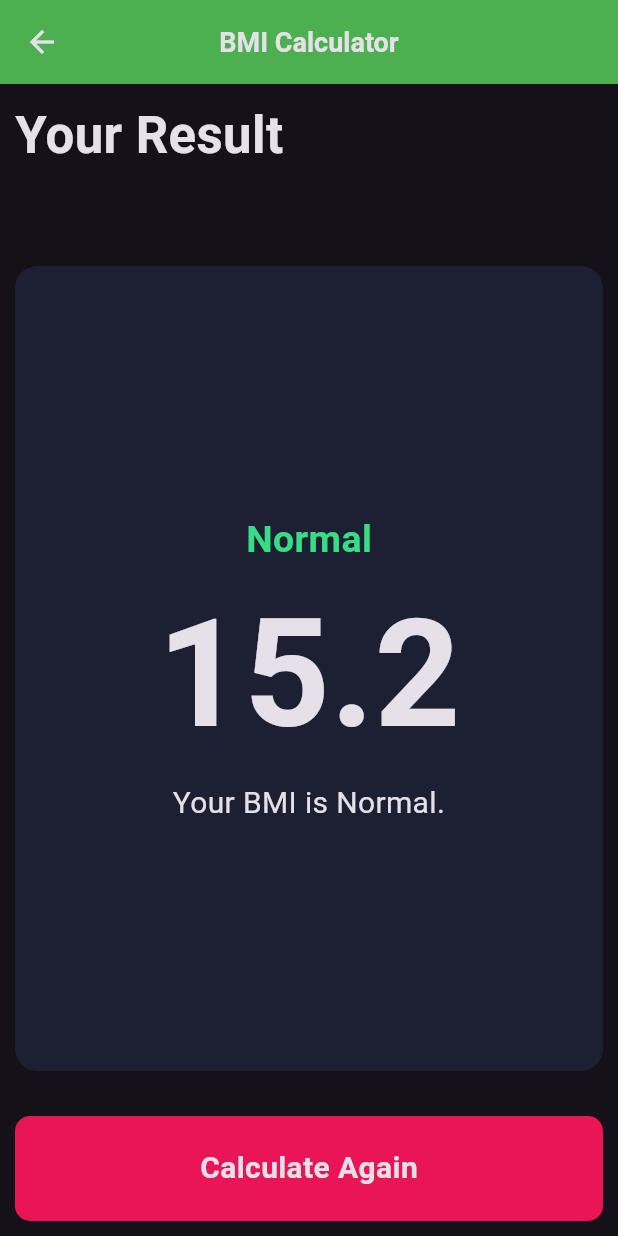
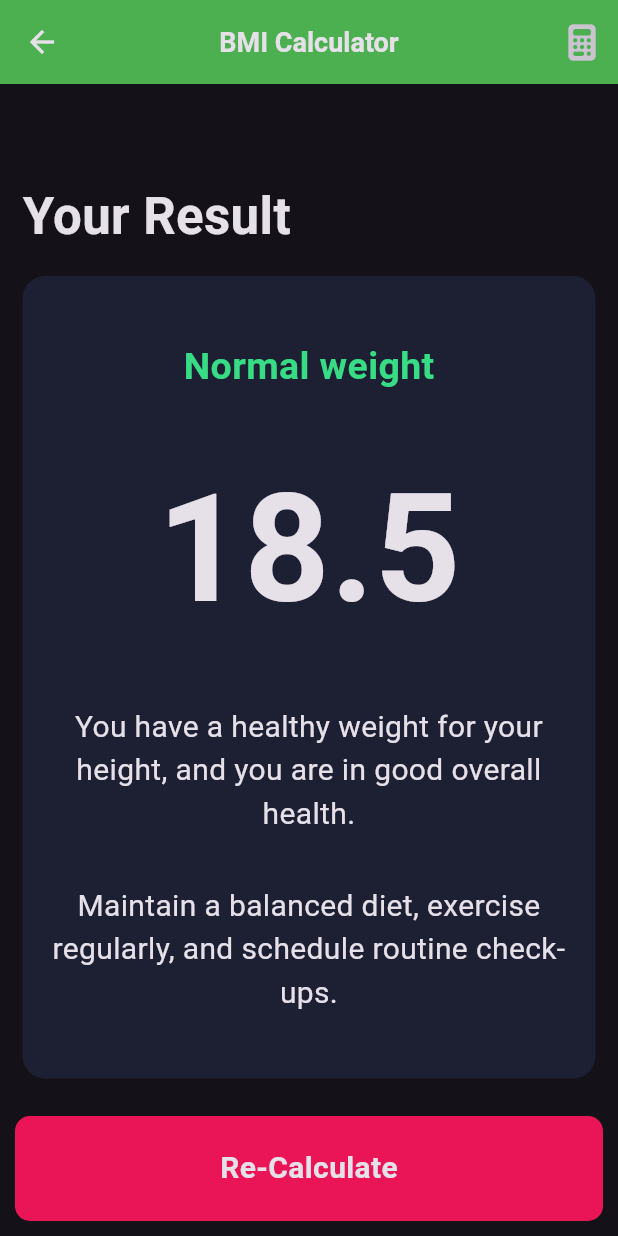
Before and after one commit to Muhammed-Jasir-M/Calculator-App, a Flutter app: the screen it shows after launch, after a tap on "Calculate BMI", on a phone screen of 412 x 824 dp. Run offline on Flutter 3.47's test engine with Material 3 defaults, Android fonts, the phone set to English and light mode, and no system bars; our stand-ins replace font_awesome_flutter, math_expressions.

Commit message:
BMI calculator functionality added

```diff
--- a/lib/screens/bmi_calculator/bmi_calculator_screen.dart
+++ b/lib/screens/bmi_calculator/bmi_calculator_screen.dart
@@ -1,5 +1,7 @@
 import 'package:calculator_app/constants/colors.dart';
 import 'package:calculator_app/screens/bmi_calculator/bmi_result_screen.dart';
+import 'package:calculator_app/utils/calculate_bmi.dart';
+import 'package:calculator_app/screens/calculator/calculator_screen.dart';
 import 'package:calculator_app/widgets/bmi_calculator/text_value_button_slider_card.dart';
 import 'package:calculator_app/widgets/bmi_calculator/gender_card.dart';
 import 'package:calculator_app/widgets/bmi_calculator/container_button.dart';
@@ -25,10 +27,25 @@ class _BmiCalculatorScreenState extends State<BmiCalculatorScreen> {
   Widget build(BuildContext context) {
     return Scaffold(
       // Appbar
-      appBar: const CAppBar(title: 'BMI Calculator'),
+      appBar: CAppBar(
+        title: 'BMI Calculator',
+        actions: [
+          IconButton(
+            onPressed: () {
+              Navigator.push(
+                context,
+                MaterialPageRoute(
+                  builder: (context) => const CalculatorScreen(),
+                ),
+              );
+            },
+            icon: const Icon(FontAwesomeIcons.calculator),
+          ),
+        ],
+      ),
       // Body
       body: Column(
-        mainAxisAlignment: MainAxisAlignment.center,
+        crossAxisAlignment: CrossAxisAlignment.stretch,
         children: [
           // Gender Card Row
           Expanded(
@@ -111,10 +128,20 @@ class _BmiCalculatorScreenState extends State<BmiCalculatorScreen> {
           CContainerButton(
             text: 'Calculate BMI',
             onTap: () {
+              CCalculateBmi calc = CCalculateBmi(
+                height: height,
+                weight: weight,
+              );
+
               Navigator.push(
                 context,
                 MaterialPageRoute(
-                  builder: (context) => const BmiResultScreen(),
+                  builder: (context) => BmiResultScreen(
+                    bmiResult: calc.calculateBMI(),
+                    resultText: calc.getResult(),
+                    interpretation: calc.getInterpretation(),
+                    advice: calc.getAdvice(),
+                  ),
                 ),
               );
             },
--- a/lib/screens/bmi_calculator/bmi_result_screen.dart
+++ b/lib/screens/bmi_calculator/bmi_result_screen.dart
@@ -1,56 +1,82 @@
 import 'package:calculator_app/constants/colors.dart';
+import 'package:calculator_app/screens/calculator/calculator_screen.dart';
 import 'package:calculator_app/widgets/bmi_calculator/reusable_card.dart';
 import 'package:calculator_app/widgets/bmi_calculator/container_button.dart';
 import 'package:calculator_app/widgets/common/app_bar.dart';
 import 'package:flutter/material.dart';
+import 'package:font_awesome_flutter/font_awesome_flutter.dart';
 
 class BmiResultScreen extends StatelessWidget {
-  const BmiResultScreen({super.key});
+  const BmiResultScreen({
+    super.key,
+    required this.bmiResult,
+    required this.resultText,
+    required this.interpretation,
+    required this.advice,
+  });
+
+  final String bmiResult, resultText, interpretation, advice;
 
   @override
   Widget build(BuildContext context) {
     return Scaffold(
       // Appbar
-      appBar: const CAppBar(title: 'BMI Calculator'),
+      appBar: CAppBar(
+        title: 'BMI Calculator',
+        actions: [
+          IconButton(
+            onPressed: () {
+              Navigator.push(
+                context,
+                MaterialPageRoute(
+                  builder: (context) => const CalculatorScreen(),
+                ),
+              );
+            },
+            icon: const Icon(FontAwesomeIcons.calculator),
+          ),
+        ],
+      ),
       // Body
       body: Column(
+        mainAxisAlignment: MainAxisAlignment.spaceEvenly,
+        crossAxisAlignment: CrossAxisAlignment.stretch,
         children: [
           // Your Result Text
           Expanded(
             child: Container(
-              padding: const EdgeInsets.all(10.0),
-              child: const Align(
-                alignment: Alignment.topLeft,
-                child:  Text(
-                  'Your Result',
-                  style: TextStyle(fontSize: 34.0, fontWeight: FontWeight.w600),
-                ),
+              padding: const EdgeInsets.only(top: 20.0, left: 15.0),
+              alignment: Alignment.bottomLeft,
+              child: const Text(
+                'Your Result',
+                style: TextStyle(fontSize: 34.0, fontWeight: FontWeight.w600),
               ),
             ),
           ),
 
           // Result Card
-          const Expanded(
+          Expanded(
             flex: 5,
             child: CReusableCard(
-              width: double.infinity,
               bgColor: CColors.cardBgColor,
               child: Column(
-                mainAxisAlignment: MainAxisAlignment.center,
+                mainAxisAlignment: MainAxisAlignment.spaceEvenly,
+                crossAxisAlignment: CrossAxisAlignment.center,
                 children: [
                   // BMI Result
                   Text(
-                    'Normal',
-                    style: TextStyle(
-                        fontSize: 25.0,
-                        fontWeight: FontWeight.bold,
-                        color: CColors.greenText),
+                    resultText,
+                    style: const TextStyle(
+                      fontSize: 25.0,
+                      fontWeight: FontWeight.bold,
+                      color: CColors.greenText,
+                    ),
                   ),
 
                   // BMI Value
                   Text(
-                    '15.2',
-                    style: TextStyle(
+                    bmiResult,
+                    style: const TextStyle(
                       fontSize: 100.0,
                       fontWeight: FontWeight.bold,
                     ),
@@ -58,8 +84,17 @@ class BmiResultScreen extends StatelessWidget {
 
                   // BMI Remark
                   Text(
-                    'Your BMI is Normal.',
-                    style: TextStyle(
+                    interpretation,
+                    style: const TextStyle(
+                      fontSize: 20.0,
+                    ),
+                    textAlign: TextAlign.center,
+                  ),
+
+                  // BMI Advice
+                  Text(
+                    advice,
+                    style: const TextStyle(
                       fontSize: 20.0,
                     ),
                     textAlign: TextAlign.center,
@@ -69,11 +104,9 @@ class BmiResultScreen extends StatelessWidget {
             ),
           ),
 
-          const SizedBox(height: 10),
-
           // Calculate Button
           CContainerButton(
-            text: 'Calculate Again',
+            text: 'Re-Calculate',
             onTap: Navigator.of(context).pop,
           ),
         ],
--- a/lib/screens/calculator/calculator_screen.dart
+++ b/lib/screens/calculator/calculator_screen.dart
@@ -1,8 +1,10 @@
 import 'package:calculator_app/constants/colors.dart';
+import 'package:calculator_app/screens/bmi_calculator/bmi_calculator_screen.dart';
 import 'package:calculator_app/widgets/calculator/button_grid.dart';
 import 'package:calculator_app/widgets/calculator/input_result_field.dart';
 import 'package:calculator_app/widgets/common/app_bar.dart';
 import 'package:flutter/material.dart';
+import 'package:font_awesome_flutter/font_awesome_flutter.dart';
 import 'package:math_expressions/math_expressions.dart';
 
 class CalculatorScreen extends StatefulWidget {
@@ -60,7 +62,22 @@ class _CalculatorScreenState extends State<CalculatorScreen> {
     return Scaffold(
       backgroundColor: CColors.primary,
       // Appbar
-      appBar: const CAppBar(title: 'Calculator App'),
+      appBar: CAppBar(
+        title: 'Calculator App',
+        actions: [
+          IconButton(
+            onPressed: () {
+              Navigator.push(
+                context,
+                MaterialPageRoute(
+                  builder: (context) => const BmiCalculatorScreen(),
+                ),
+              );
+            },
+            icon: const Icon(FontAwesomeIcons.weightScale),
+          ),
+        ],
+      ),
 
       // Body
       body: Column(
--- /dev/null
+++ b/lib/utils/calculate_bmi.dart
@@ -0,0 +1,60 @@
+import 'dart:math';
+
+import 'package:calculator_app/constants/colors.dart';
+
+class CCalculateBmi {
+  CCalculateBmi({
+    required this.height,
+    required this.weight,
+    this.age,
+    this.gender,
+  });
+
+  final int height;
+  final int weight;
+  final int? age;
+  final Gender? gender;
+
+  late double _bmi;
+
+  String calculateBMI() {
+    _bmi = weight / pow(height / 100, 2);
+    return _bmi.toStringAsFixed(1);
+  }
+
+  String getResult() {
+    if (_bmi >= 30) {
+      return 'Obesity';
+    } else if (_bmi >= 25 && _bmi < 30) {
+      return 'Overweight';
+    } else if (_bmi >= 18.5 && _bmi < 25) {
+      return 'Normal weight';
+    } else {
+      return 'Underweight';
+    }
+  }
+
+  String getInterpretation() {
+    if (_bmi >= 30) {
+      return 'You have significantly higher body fat levels, which can lead to an increased risk of serious health issues, such as heart disease and hypertension.';
+    } else if (_bmi >= 25 && _bmi < 30) {
+      return "You have more body weight than is considered healthy for your height. This can lead to increased health risks, such as cardiovascular diseases and diabetes.";
+    } else if (_bmi >= 18.5 && _bmi < 25) {
+      return 'You have a healthy weight for your height, and you are in good overall health.';
+    } else {
+      return 'You have lower body weight than is healthy for your height, which could lead to potential health issues.';
+    }
+  }
+
+  String getAdvice() {
+    if (_bmi >= 30) {
+      return 'Consult a doctor, exercise regularly, follow a balanced diet, and reduce fast food.';
+    } else if (_bmi >= 25 && _bmi < 30) {
+      return 'Exercise regularly, follow a balanced diet, and reduce fast food. Consider consulting a doctor.';
+    } else if (_bmi >= 18.5 && _bmi < 25) {
+      return 'Maintain a balanced diet, exercise regularly, and schedule routine check-ups.';
+    } else {
+      return 'Follow a balanced diet and consider consulting a healthcare professional.';
+    }
+  }
+}
--- a/lib/widgets/bmi_calculator/gender_card.dart
+++ b/lib/widgets/bmi_calculator/gender_card.dart
@@ -20,16 +20,10 @@ class CGenderCard extends StatelessWidget {
   @override
   Widget build(BuildContext context) {
     return Expanded(
-      child: GestureDetector(
+      child: CReusableCard(
         onTap: onTap,
-        child: CReusableCard(
-          bgColor:
-              isSelected ? CColors.cardBgColor : CColors.inActiveCardBgColor,
-          child: CIconDetails(
-            icon: icon,
-            text: text,
-          ),
-        ),
+        bgColor: isSelected ? CColors.cardBgColor : CColors.inActiveCardBgColor,
+        child: CIconDetails(icon: icon, text: text),
       ),
     );
   }
--- a/lib/widgets/bmi_calculator/icon_details.dart
+++ b/lib/widgets/bmi_calculator/icon_details.dart
@@ -20,10 +20,7 @@ class CIconDetails extends StatelessWidget {
         const SizedBox(height: 15.0),
         Text(
           text,
-          style: const TextStyle(
-            fontSize: 18,
-            color: CColors.iconTextColor,
-          ),
+          style: const TextStyle(fontSize: 18.0, color: CColors.iconTextColor),
         ),
       ],
     );
--- a/lib/widgets/bmi_calculator/reusable_card.dart
+++ b/lib/widgets/bmi_calculator/reusable_card.dart
@@ -6,18 +6,21 @@ class CReusableCard extends StatelessWidget {
     required this.bgColor,
     this.child,
     this.width,
+    this.onTap,
   });
 
   final Color bgColor;
   final Widget? child;
   final double? width;
+  final VoidCallback? onTap;
 
   @override
   Widget build(BuildContext context) {
-    return SizedBox(
-      width: width,
+    return GestureDetector(
+      onTap: onTap,
       child: Container(
-        margin: const EdgeInsets.all(10.0),
+        width: width,
+        margin: const EdgeInsets.all(15.0),
         padding: const EdgeInsets.all(10.0),
         decoration: BoxDecoration(
           color: bgColor,
--- a/lib/widgets/bmi_calculator/text_value_button_slider_card.dart
+++ b/lib/widgets/bmi_calculator/text_value_button_slider_card.dart
@@ -7,8 +7,8 @@ import 'package:font_awesome_flutter/font_awesome_flutter.dart';
 class CTextValueSliderAndButtonCard extends StatelessWidget {
   const CTextValueSliderAndButtonCard({
     super.key,
+    required this.text,
     required this.value,
-    required this.text,
     required this.unit,
     required this.onValueChanged,
     this.showButton = false,
@@ -26,11 +26,12 @@ class CTextValueSliderAndButtonCard extends StatelessWidget {
       child: CReusableCard(
         bgColor: CColors.cardBgColor,
         child: Column(
+          mainAxisAlignment: MainAxisAlignment.center,
           children: [
             Text(
               text,
               style: const TextStyle(
-                fontSize: 18,
+                fontSize: 18.0,
                 color: CColors.iconTextColor,
               ),
               textAlign: TextAlign.center,
@@ -49,7 +50,10 @@ class CTextValueSliderAndButtonCard extends StatelessWidget {
                   ),
                 ),
                 const SizedBox(width: 5),
-                Text(unit),
+                Text(
+                  unit,
+                  style: const TextStyle(fontSize: 18.0),
+                ),
               ],
             ),
 
@@ -78,12 +82,12 @@ class CTextValueSliderAndButtonCard extends StatelessWidget {
               SliderTheme(
                 data: const SliderThemeData(
                   thumbShape: RoundSliderThumbShape(enabledThumbRadius: 14.0),
-                  overlayShape: RoundSliderOverlayShape(overlayRadius: 24.0),
+                  overlayShape: RoundSliderOverlayShape(overlayRadius: 26.0),
                 ),
                 child: Slider(
                   value: value.toDouble(),
-                  min: 100,
-                  max: 300,
+                  min: 50,
+                  max: 260,
                   onChanged: (double newValue) {
                     onValueChanged(newValue.round());
                   },
```
Also changed, not shown: lib/widgets/bmi_calculator/container_button.dart (+3 -5 lines).
